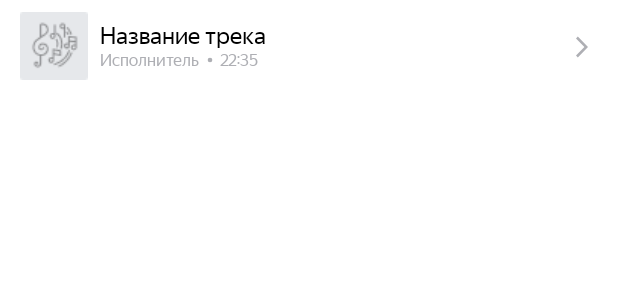
After one commit to andrei-urich/Playlist_Maker, an Android app: the layout search_result_item.xml on its own in the app's theme, with its tools: preview values and no code run, on a phone screen of 412 x 824 dp. The commit adds this screen. Shown: the top 300 px of the screen. Run offline under Robolectric (Android 15) with nearby library versions, the phone set to English and light mode, and no system bars.

Commit message:
1. На странице поиска добавил RecyclerView, адаптер и холдер, с тестовыми треками. 2. Добавил проверку на доступ к интернету. Если нет доступа - то показываются плейсхолдеры.

```diff
--- a/app/build.gradle.kts
+++ b/app/build.gradle.kts
@@ -36,7 +36,8 @@ android {
 }
 
 dependencies {
-
+    implementation(libs.glide)
+    annotationProcessor(libs.glide.compiler)
     implementation(libs.androidx.core.ktx)
     implementation(libs.androidx.appcompat)
     implementation(libs.material)
--- a/app/src/main/AndroidManifest.xml
+++ b/app/src/main/AndroidManifest.xml
@@ -1,6 +1,9 @@
 <?xml version="1.0" encoding="utf-8"?>
 <manifest xmlns:android="http://schemas.android.com/apk/res/android"
     xmlns:tools="http://schemas.android.com/tools">
+
+    <uses-permission android:name="android.permission.ACCESS_NETWORK_STATE" />
+    <uses-permission android:name="android.permission.INTERNET" />
 
     <application
         android:allowBackup="true"
--- /dev/null
+++ b/app/src/main/res/drawable/track_info_divider.xml
@@ -0,0 +1,9 @@
+<vector xmlns:android="http://schemas.android.com/apk/res/android"
+    android:width="13dp"
+    android:height="13dp"
+    android:viewportWidth="13"
+    android:viewportHeight="13">
+  <path
+      android:pathData="M6.5,6.5m-1.5,0a1.5,1.5 0,1 1,3 0a1.5,1.5 0,1 1,-3 0"
+      android:fillColor="@color/track_information"/>
+</vector>
--- /dev/null
+++ b/app/src/main/res/layout/search_result_item.xml
@@ -0,0 +1,92 @@
+<?xml version="1.0" encoding="utf-8"?>
+<androidx.constraintlayout.widget.ConstraintLayout xmlns:android="http://schemas.android.com/apk/res/android"
+    xmlns:app="http://schemas.android.com/apk/res-auto"
+    xmlns:tools="http://schemas.android.com/tools"
+    android:id="@+id/search_main"
+    android:layout_width="match_parent"
+    android:layout_height="61dp"
+    android:background="@color/primary">
+
+    <ImageView
+        android:id="@+id/track_image"
+        android:layout_width="45dp"
+        android:layout_height="45dp"
+        android:layout_marginHorizontal="13dp"
+        android:layout_marginVertical="8dp"
+        android:scaleType="fitCenter"
+        app:layout_constraintStart_toStartOf="parent"
+        app:layout_constraintTop_toTopOf="parent"
+        tools:src="@drawable/placeholder" />
+
+    <TextView
+        android:id="@+id/trackName"
+        android:layout_width="0dp"
+        android:layout_height="wrap_content"
+        android:layout_marginLeft="8dp"
+        android:layout_marginTop="14dp"
+        android:fontFamily="@font/ys_display_regular"
+        android:textColor="@color/text_primary"
+        android:textSize="@dimen/h2"
+
+        app:layout_constraintEnd_toStartOf="@id/trailing_icon"
+        app:layout_constraintStart_toEndOf="@+id/track_image"
+        app:layout_constraintTop_toTopOf="parent"
+        tools:text="Название трека"
+
+
+        />
+
+    <TextView
+        android:id="@+id/artistName"
+        android:layout_width="wrap_content"
+        android:layout_height="wrap_content"
+        android:layout_marginStart="8dp"
+        android:fontFamily="@font/ys_display_regular"
+        android:maxLines="1"
+        android:textColor="@color/track_information"
+        android:textSize="@dimen/h3"
+
+        app:layout_constraintTop_toBottomOf="@id/trackName"
+        app:layout_constraintStart_toEndOf="@id/track_image"
+
+
+        tools:text="Исполнитель" />
+
+    <ImageView
+        android:id="@+id/iv_divider"
+        android:layout_width="wrap_content"
+        android:layout_height="wrap_content"
+        android:src="@drawable/track_info_divider"
+        app:layout_constraintStart_toEndOf="@id/artistName"
+        app:layout_constraintTop_toBottomOf="@id/trackName"
+        app:layout_constraintEnd_toStartOf="@id/trackTime"
+
+
+        />
+
+    <TextView
+        android:id="@+id/trackTime"
+        android:layout_width="wrap_content"
+        android:layout_height="wrap_content"
+        android:fontFamily="@font/ys_display_regular"
+        android:textColor="@color/track_information"
+        android:textSize="@dimen/h3"
+        app:layout_constraintStart_toEndOf="@id/iv_divider"
+        app:layout_constraintTop_toBottomOf="@id/trackName"
+
+        tools:text="22:35" />
+
+    <ImageView
+        android:id="@+id/trailing_icon"
+        style="@style/settings_option_image_style"
+        android:layout_width="wrap_content"
+        android:layout_height="wrap_content"
+        android:src="@drawable/ic_arrow_frwrd"
+        app:layout_constraintBottom_toBottomOf="parent"
+        app:layout_constraintEnd_toEndOf="parent"
+        app:layout_constraintTop_toTopOf="parent"
+        android:clickable="true"
+
+        />
+
+</androidx.constraintlayout.widget.ConstraintLayout>
--- a/app/src/main/res/values-night/colors.xml
+++ b/app/src/main/res/values-night/colors.xml
@@ -10,6 +10,7 @@
     <color name="main_button_text">#FF000000</color>
     <color name="search_view_bg">#FFFFFF</color>
     <color name="search_view_hint">#1A1B22</color>
+    <color name="track_information">#FFFFFF</color>
 
 
 </resources>
--- a/app/src/main/res/values/colors.xml
+++ b/app/src/main/res/values/colors.xml
@@ -12,5 +12,6 @@
     <color name="search_view_hint">#AEAFB4</color>
     <color name="search_view_text">#FF000000</color>
     <color name="search_cursor_color">#3772E7</color>
+    <color name="track_information">#AEAFB4</color>
 
 </resources>
--- a/app/src/main/res/values/dimens.xml
+++ b/app/src/main/res/values/dimens.xml
@@ -27,4 +27,6 @@
     <dimen name="search_clear_button_width">40dp</dimen>
     <dimen name="search_clear_button_pudding_horizontal">8dp</dimen>
     <dimen name="search_clear_button_pudding_vertical">4dp</dimen>
+    <dimen name="search_result_top_margin">16dp</dimen>
+    <dimen name="h3">11sp</dimen>
 </resources>
```
Also changed, not shown: app/src/main/java/com/example/playlistmaker/SearchActivity.kt (+19 -1 lines), app/src/main/java/com/example/playlistmaker/SearchAdapter.kt (added, +30 -0 lines), app/src/main/java/com/example/playlistmaker/Track.kt (added, +8 -0 lines), app/src/main/java/com/example/playlistmaker/TrackViewHolder.kt (added, +29 -0 lines), app/src/main/java/com/example/playlistmaker/getTracks.kt (added, +39 -0 lines), app/src/main/java/com/example/playlistmaker/isOnLine.kt (added, +14 -0 lines), app/src/main/res/layout/activity_search.xml (+15 -8 lines), gradle/libs.versions.toml (+7 -2 lines), app/src/main/res/drawable/placeholder.png (added), 1 other file.
